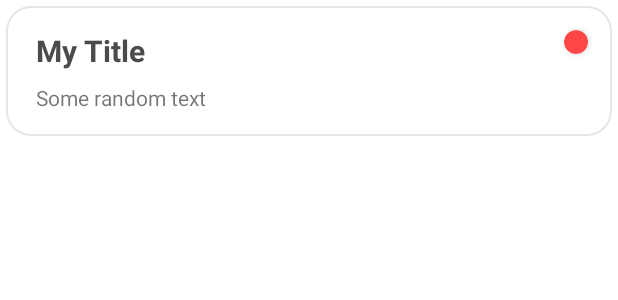
After one commit to IrinaBBB/ToDoList-Android-, an Android app: the layout row_layout.xml on its own in the app's theme, with its tools: preview values and no code run, on a phone screen of 412 x 824 dp. The commit adds this screen. Shown: the top 300 px of the screen. Run offline under Robolectric (Android 15) with nearby library versions, the phone set to English and light mode, and no system bars.

Commit message:
add: RecyclerView Adapter

```diff
--- /dev/null
+++ b/app/src/main/java/ru/irinavb/todolist/fragments/list/ListAdapter.kt
@@ -0,0 +1,49 @@
+package ru.irinavb.todolist.fragments.list
+
+import android.annotation.SuppressLint
+import android.view.LayoutInflater
+import android.view.ViewGroup
+import androidx.core.content.ContextCompat
+import androidx.recyclerview.widget.RecyclerView
+import ru.irinavb.todolist.R
+import ru.irinavb.todolist.data.models.Priority
+import ru.irinavb.todolist.data.models.ToDoData
+import ru.irinavb.todolist.databinding.RowLayoutBinding
+
+class ToDoAdapter: RecyclerView.Adapter<ToDoAdapter.ToDoViewHolder>() {
+
+    var dataList = emptyList<ToDoData>()
+
+    override fun onCreateViewHolder(parent: ViewGroup, viewType: Int): ToDoViewHolder {
+        return ToDoViewHolder(RowLayoutBinding.inflate(LayoutInflater.from(parent.context),
+            parent, false))
+    }
+
+    override fun onBindViewHolder(holder: ToDoViewHolder, position: Int) {
+        holder.binding.titleText.text = dataList[position].title
+        holder.binding.descriptionText.text = dataList[position].description
+
+        when(dataList[position].priority) {
+            Priority.HIGH -> holder.binding.priorityIndicator
+                .setCardBackgroundColor(ContextCompat.getColor(holder.itemView.context, R.color
+                    .red))
+            Priority.MEDIUM -> holder.binding.priorityIndicator
+                .setCardBackgroundColor(ContextCompat.getColor(holder.itemView.context, R.color
+                    .yellow))
+            Priority.LOW -> holder.binding.priorityIndicator
+                .setCardBackgroundColor(ContextCompat.getColor(holder.itemView.context, R.color
+                    .green))
+        }
+    }
+
+    override fun getItemCount() = dataList.size
+
+    @SuppressLint("NotifyDataSetChanged")
+    fun setData(toDoData: List<ToDoData>) {
+        this.dataList = toDoData
+        this.notifyDataSetChanged()
+    }
+
+    inner class ToDoViewHolder(val binding: RowLayoutBinding)
+        :RecyclerView.ViewHolder(binding.root)
+}
--- /dev/null
+++ b/app/src/main/res/drawable/item_background.xml
@@ -0,0 +1,6 @@
+<?xml version="1.0" encoding="utf-8"?>
+<shape xmlns:android="http://schemas.android.com/apk/res/android">
+    <solid android:color="@color/white"/>
+    <stroke android:width="1dp" android:color="@color/light_grey" />
+    <corners android:radius="16dp"/>
+</shape>
--- /dev/null
+++ b/app/src/main/res/layout/row_layout.xml
@@ -0,0 +1,63 @@
+<?xml version="1.0" encoding="utf-8"?>
+<androidx.constraintlayout.widget.ConstraintLayout xmlns:android="http://schemas.android.com/apk/res/android"
+    xmlns:app="http://schemas.android.com/apk/res-auto"
+    xmlns:tools="http://schemas.android.com/tools"
+    android:layout_width="match_parent"
+    android:layout_height="wrap_content"
+    android:layout_margin="4dp">
+
+
+    <androidx.constraintlayout.widget.ConstraintLayout
+        android:id="@+id/row_background"
+        android:layout_width="match_parent"
+        android:layout_height="wrap_content"
+        android:background="@drawable/item_background"
+        app:layout_constraintBottom_toBottomOf="parent"
+        app:layout_constraintEnd_toEndOf="parent"
+        app:layout_constraintHorizontal_bias="0.5"
+        app:layout_constraintStart_toStartOf="parent"
+        app:layout_constraintTop_toTopOf="parent">
+
+        <androidx.cardview.widget.CardView
+            android:id="@+id/priority_indicator"
+            android:layout_width="16dp"
+            android:layout_height="16dp"
+            android:layout_marginTop="16dp"
+            android:layout_marginEnd="16dp"
+            app:cardBackgroundColor="@color/red"
+            app:cardCornerRadius="100dp"
+            app:layout_constraintEnd_toEndOf="parent"
+            app:layout_constraintTop_toTopOf="parent" />
+
+        <TextView
+            android:id="@+id/title_text"
+            android:layout_width="wrap_content"
+            android:layout_height="wrap_content"
+            android:layout_marginStart="20dp"
+            android:layout_marginTop="16dp"
+            android:text="My Title"
+            android:textStyle="bold"
+            android:textSize="20sp"
+            android:maxLength="20"
+            android:textColor="@color/dark_grey"
+            app:layout_constraintStart_toStartOf="parent"
+            app:layout_constraintTop_toTopOf="parent" />
+
+        <TextView
+            android:id="@+id/description_text"
+            android:layout_width="0dp"
+            android:layout_height="wrap_content"
+            android:layout_marginTop="8dp"
+            android:layout_marginEnd="16dp"
+            android:layout_marginBottom="16dp"
+            android:maxLength="300"
+            android:maxLines="10"
+            android:text="Some random text"
+            app:layout_constraintBottom_toBottomOf="parent"
+            app:layout_constraintEnd_toEndOf="parent"
+            app:layout_constraintHorizontal_bias="0.0"
+            app:layout_constraintStart_toStartOf="@+id/title_text"
+            app:layout_constraintTop_toBottomOf="@+id/title_text" />
+
+    </androidx.constraintlayout.widget.ConstraintLayout>
+</androidx.constraintlayout.widget.ConstraintLayout>
--- a/app/src/main/res/values/colors.xml
+++ b/app/src/main/res/values/colors.xml
@@ -10,7 +10,7 @@
 
 
     <color name="light_grey">#E6E6E6</color>
-    <color name="dark_rey">#4B4B4B</color>
+    <color name="dark_grey">#4B4B4B</color>
     <color name="red">#FF4646</color>
     <color name="yellow">#FFC114</color>
     <color name="green">#00C980</color>
```
